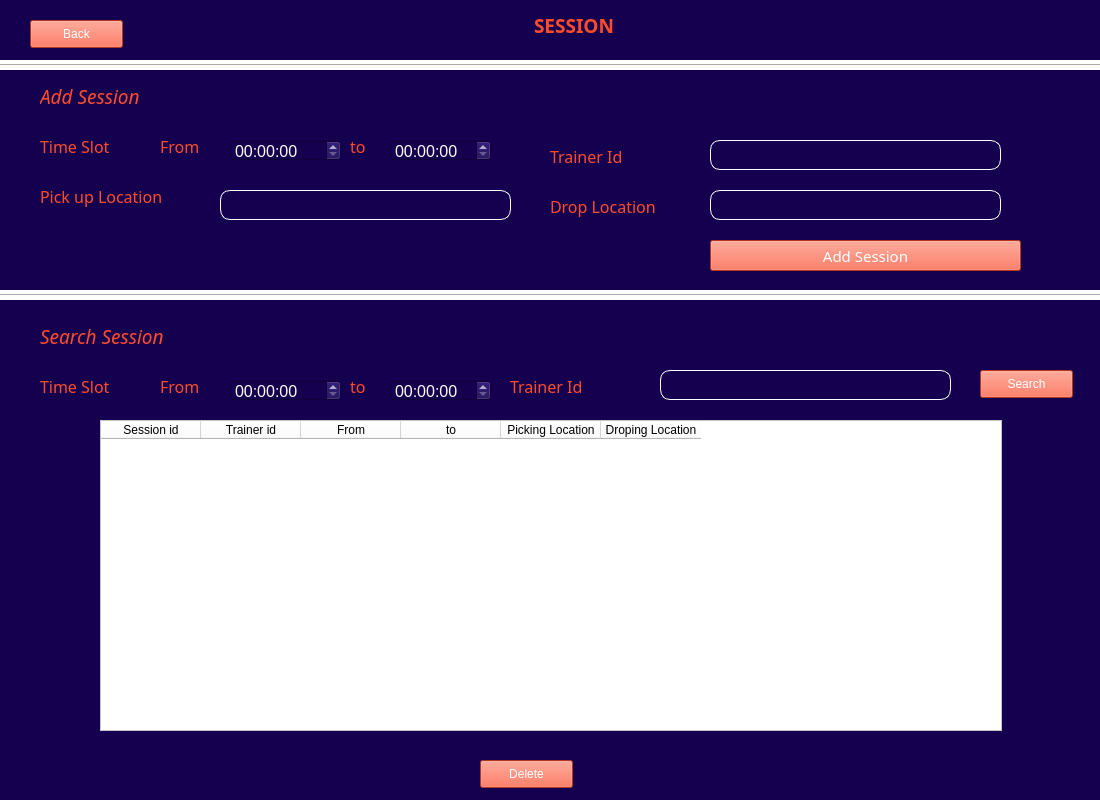
Old version of the form Session.ui in the repository darkshadow251/dbms_project.
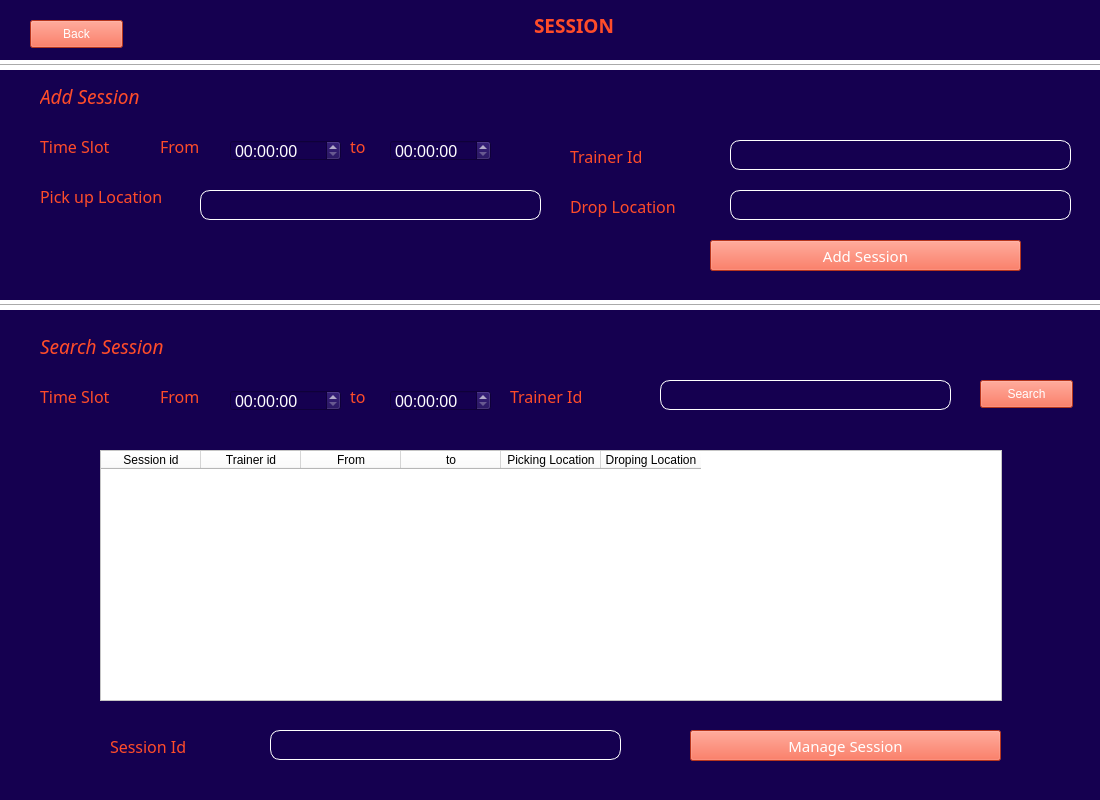
New version of the form.

```diff
--- a/Session.ui
+++ b/Session.ui
@@ -31,6 +31,19 @@
 QPushButton#AddSessionButton:pressed {
     background-color: rgb(224, 0, 0);     
 }
+QPushButton#ManageSessionButton {
+background-color:#FF4C29;
+color:white;
+}
+
+QPushButton#ManageSessionButton:hover {
+    background-color:white;
+color:#FF4C29;
+}
+
+QPushButton#ManageSessionButton:pressed {
+    background-color: rgb(224, 0, 0);     
+}
 QPushButton#SearchButton {
 background-color:#FF4C29;
 color:white;
@@ -95,19 +108,6 @@
      <string>SESSION</string>
     </property>
    </widget>
-   <widget class="QPushButton" name="DeleteButton">
-    <property name="geometry">
-     <rect>
-      <x>480</x>
-      <y>760</y>
-      <width>93</width>
-      <height>28</height>
-     </rect>
-    </property>
-    <property name="text">
-     <string>Delete</string>
-    </property>
-   </widget>
    <widget class="QLabel" name="label_10">
     <property name="geometry">
      <rect>
@@ -191,9 +191,9 @@
    <widget class="QLineEdit" name="dropLineEdit">
     <property name="geometry">
      <rect>
-      <x>710</x>
+      <x>730</x>
       <y>190</y>
-      <width>291</width>
+      <width>341</width>
       <height>30</height>
      </rect>
     </property>
@@ -215,9 +215,9 @@
    <widget class="QLineEdit" name="pickupLineEdit">
     <property name="geometry">
      <rect>
-      <x>220</x>
+      <x>200</x>
       <y>190</y>
-      <width>291</width>
+      <width>341</width>
       <height>30</height>
      </rect>
     </property>
@@ -289,7 +289,7 @@
    <widget class="QLabel" name="label_9">
     <property name="geometry">
      <rect>
-      <x>550</x>
+      <x>570</x>
       <y>190</y>
       <width>141</width>
       <height>33</height>
@@ -333,7 +333,7 @@
    <widget class="QLabel" name="label_12">
     <property name="geometry">
      <rect>
-      <x>550</x>
+      <x>570</x>
       <y>140</y>
       <width>141</width>
       <height>33</height>
@@ -355,9 +355,9 @@
    <widget class="QLineEdit" name="idLineEdit">
     <property name="geometry">
      <rect>
-      <x>710</x>
+      <x>730</x>
       <y>140</y>
-      <width>291</width>
+      <width>341</width>
       <height>30</height>
      </rect>
     </property>
@@ -403,7 +403,7 @@
     <property name="geometry">
      <rect>
       <x>230</x>
-      <y>380</y>
+      <y>390</y>
       <width>111</width>
       <height>21</height>
      </rect>
@@ -421,7 +421,7 @@
     <property name="geometry">
      <rect>
       <x>350</x>
-      <y>370</y>
+      <y>380</y>
       <width>31</width>
       <height>33</height>
      </rect>
@@ -443,7 +443,7 @@
     <property name="geometry">
      <rect>
       <x>510</x>
-      <y>370</y>
+      <y>380</y>
       <width>141</width>
       <height>33</height>
      </rect>
@@ -465,7 +465,7 @@
     <property name="geometry">
      <rect>
       <x>660</x>
-      <y>370</y>
+      <y>380</y>
       <width>291</width>
       <height>30</height>
      </rect>
@@ -489,7 +489,7 @@
     <property name="geometry">
      <rect>
       <x>160</x>
-      <y>370</y>
+      <y>380</y>
       <width>51</width>
       <height>33</height>
      </rect>
@@ -511,7 +511,7 @@
     <property name="geometry">
      <rect>
       <x>390</x>
-      <y>380</y>
+      <y>390</y>
       <width>101</width>
       <height>21</height>
      </rect>
@@ -529,7 +529,7 @@
     <property name="geometry">
      <rect>
       <x>40</x>
-      <y>370</y>
+      <y>380</y>
       <width>101</width>
       <height>33</height>
      </rect>
@@ -551,7 +551,7 @@
     <property name="geometry">
      <rect>
       <x>40</x>
-      <y>320</y>
+      <y>330</y>
       <width>141</width>
       <height>33</height>
      </rect>
@@ -574,7 +574,7 @@
     <property name="geometry">
      <rect>
       <x>-10</x>
-      <y>290</y>
+      <y>300</y>
       <width>1121</width>
       <height>10</height>
      </rect>
@@ -606,9 +606,9 @@
     <property name="geometry">
      <rect>
       <x>100</x>
-      <y>420</y>
+      <y>450</y>
       <width>902</width>
-      <height>311</height>
+      <height>251</height>
      </rect>
     </property>
     <property name="styleSheet">
@@ -652,7 +652,7 @@
     <property name="geometry">
      <rect>
       <x>980</x>
-      <y>370</y>
+      <y>380</y>
       <width>93</width>
       <height>28</height>
      </rect>
@@ -690,6 +690,112 @@
      <string>Back</string>
     </property>
    </widget>
+   <widget class="QLabel" name="label_19">
+    <property name="geometry">
+     <rect>
+      <x>110</x>
+      <y>730</y>
+      <width>141</width>
+      <height>33</height>
+     </rect>
+    </property>
+    <property name="font">
+     <font>
+      <family>Gill Sans MT</family>
+      <pointsize>12</pointsize>
+     </font>
+    </property>
+    <property name="styleSheet">
+     <string notr="true">color:#FF4C29;</string>
+    </property>
+    <property name="text">
+     <string>Session Id</string>
+    </property>
+   </widget>
+   <widget class="QLineEdit" name="SessionLineEdit">
+    <property name="geometry">
+     <rect>
+      <x>270</x>
+      <y>730</y>
+      <width>351</width>
+      <height>30</height>
+     </rect>
+    </property>
+    <property name="font">
+     <font>
+      <family>Gill Sans MT</family>
+      <pointsize>11</pointsize>
+     </font>
+    </property>
+    <property name="styleSheet">
+     <string notr="true">border : 1px solid white;
+border-radius : 10px;
+color : white;</string>
+    </property>
+    <property name="alignment">
+     <set>Qt::AlignCenter</set>
+    </property>
+   </widget>
+   <widget class="QPushButton" name="ManageSessionButton">
+    <property name="geometry">
+     <rect>
+      <x>690</x>
+      <y>730</y>
+      <width>311</width>
+      <height>31</height>
+     </rect>
+    </property>
+    <property name="font">
+     <font>
+      <family>Gill Sans MT</family>
+      <pointsize>11</pointsize>
+      <weight>50</weight>
+      <italic>false</italic>
+      <bold>false</bold>
+     </font>
+    </property>
+    <property name="cursor">
+     <cursorShape>OpenHandCursor</cursorShape>
+    </property>
+    <property name="styleSheet">
+     <string notr="true"/>
+    </property>
+    <property name="text">
+     <string>Manage Session</string>
+    </property>
+   </widget>
+   <widget class="QLabel" name="error_2">
+    <property name="geometry">
+     <rect>
+      <x>100</x>
+      <y>770</y>
+      <width>331</width>
+      <height>21</height>
+     </rect>
+    </property>
+    <property name="styleSheet">
+     <string notr="true">color:rgb(255, 0, 0);</string>
+    </property>
+    <property name="text">
+     <string/>
+    </property>
+   </widget>
+   <widget class="QLabel" name="error1">
+    <property name="geometry">
+     <rect>
+      <x>100</x>
+      <y>420</y>
+      <width>331</width>
+      <height>21</height>
+     </rect>
+    </property>
+    <property name="styleSheet">
+     <string notr="true">color:rgb(255, 0, 0);</string>
+    </property>
+    <property name="text">
+     <string/>
+    </property>
+   </widget>
   </widget>
  </widget>
  <resources/>
```
